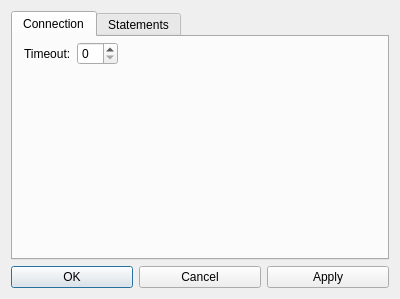
First picture: the form in ODBC_Query/ODBC_OptionsDialog.ui, repository Edder/odbc-query, before the edit.
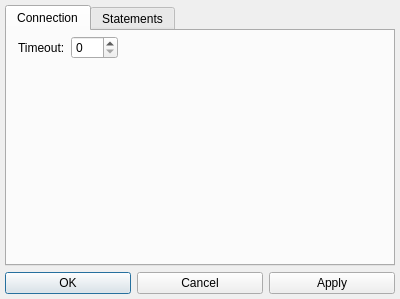
Second picture: the form after the edit. Icons and pictures are not drawn.

Commit message: [12] - updated options dialog      - fixed bug that opened connection dont get deleted after failure on connect

```diff
--- a/ODBC_Query/ODBC_OptionsDialog.ui
+++ b/ODBC_Query/ODBC_OptionsDialog.ui
@@ -18,6 +18,9 @@
     <normaloff>:/ODBC_Query/Resources/options.png</normaloff>:/ODBC_Query/Resources/options.png</iconset>
   </property>
   <layout class="QVBoxLayout" name="verticalLayout">
+   <property name="margin">
+    <number>5</number>
+   </property>
    <item>
     <widget class="QTabWidget" name="OptionsTabWidget">
      <property name="currentIndex">
@@ -80,6 +83,9 @@
              <property name="statusTip">
               <string/>
              </property>
+             <property name="maximum">
+              <number>300</number>
+             </property>
             </widget>
            </item>
            <item>
```
Left out of the diff: 6 changed lines with no effect on the pictures. The commit also changes 15 other files.
